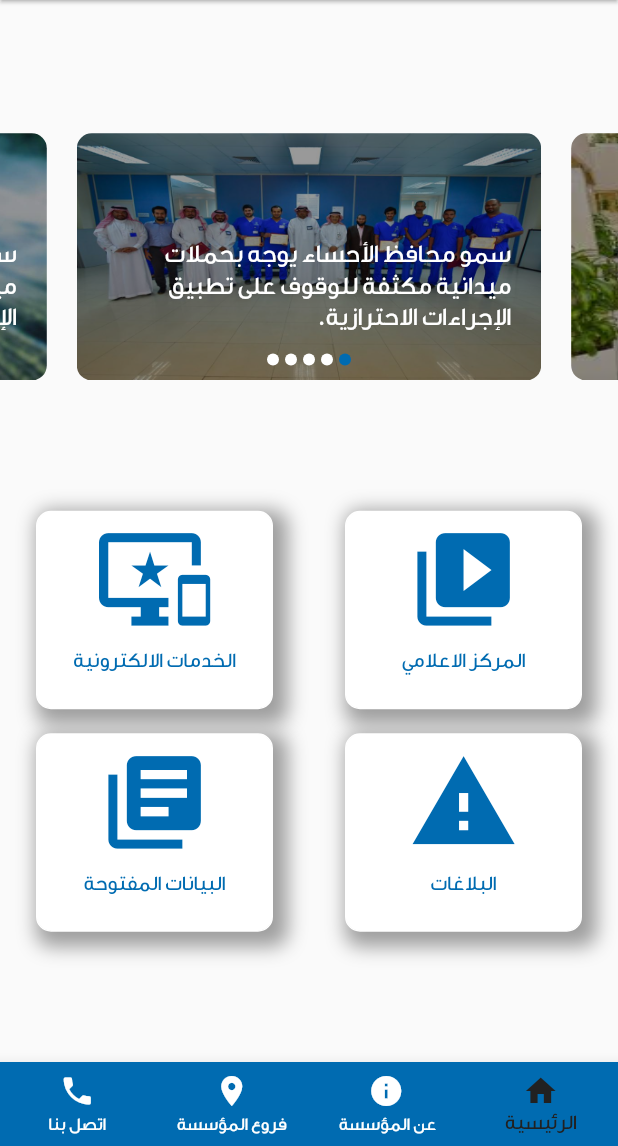
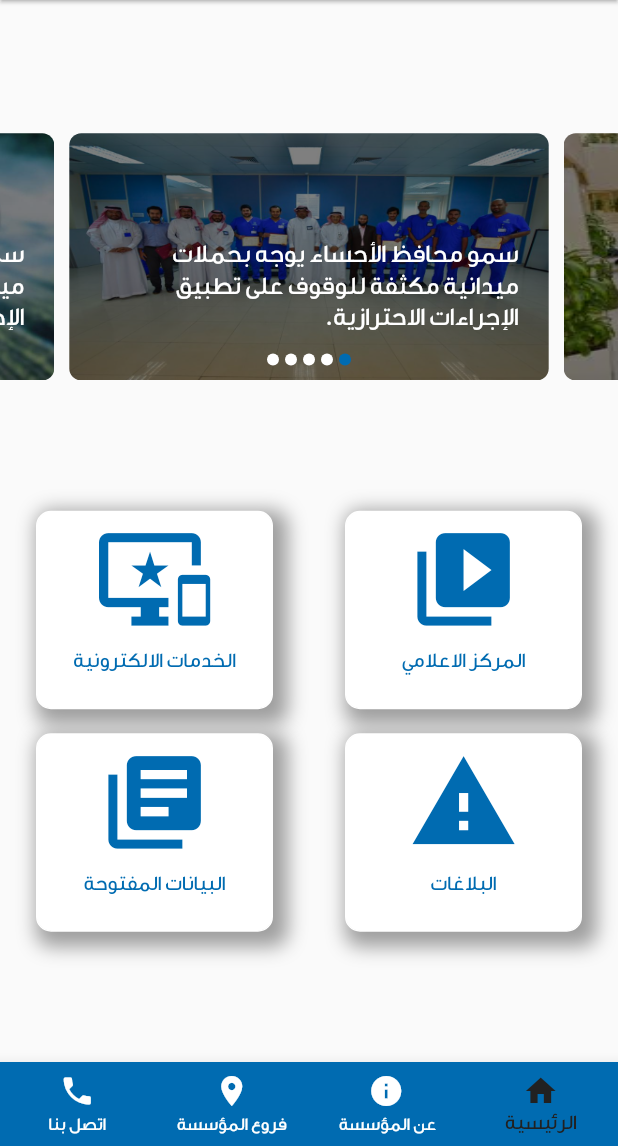
Before and after one commit to Esra12989/SIO_Platform_App, a Flutter app: the screen it shows after launch, on a phone screen of 412 x 824 dp, the part 90-1236 px from its top. Run offline on Flutter 3.47's test engine with Material 2 defaults, Android fonts, the phone set to English and light mode, and no system bars; our stand-ins replace getflutter.

Commit message:
fifth Commit

```diff
--- a/lib/widgets/image_slide.dart
+++ b/lib/widgets/image_slide.dart
@@ -32,12 +32,12 @@ class _ImagesSlideState extends State<ImagesSlide> {
       items: imageList.map(
         (url) {
           return GFImageOverlay(
-            margin: EdgeInsets.symmetric(horizontal: 10.0),
+            margin: EdgeInsets.symmetric(horizontal: 5.0),
             height: MediaQuery.of(context).size.height * 0.3,
             colorFilter: new ColorFilter.mode(
-                Colors.black.withOpacity(0.40), BlendMode.darken),
+                Colors.black.withOpacity(0.50), BlendMode.darken),
             borderRadius: BorderRadius.all(
-              Radius.circular(10.0),
+              Radius.circular(8.0),
             ),
             child: Padding(
                 padding: EdgeInsets.only(top: 10, left: 0),
--- a/pubspec.yaml
+++ b/pubspec.yaml
@@ -19,7 +19,7 @@ dependencies:
   cupertino_icons: ^0.1.2
   getflutter: ^1.0.11
   font_awesome_flutter: ^8.8.1
-  carousel_slider: ^1.4.1
+
 
 dev_dependencies:
   flutter_test:
```
Also changed, not shown: pubspec.lock, 2 other files.
